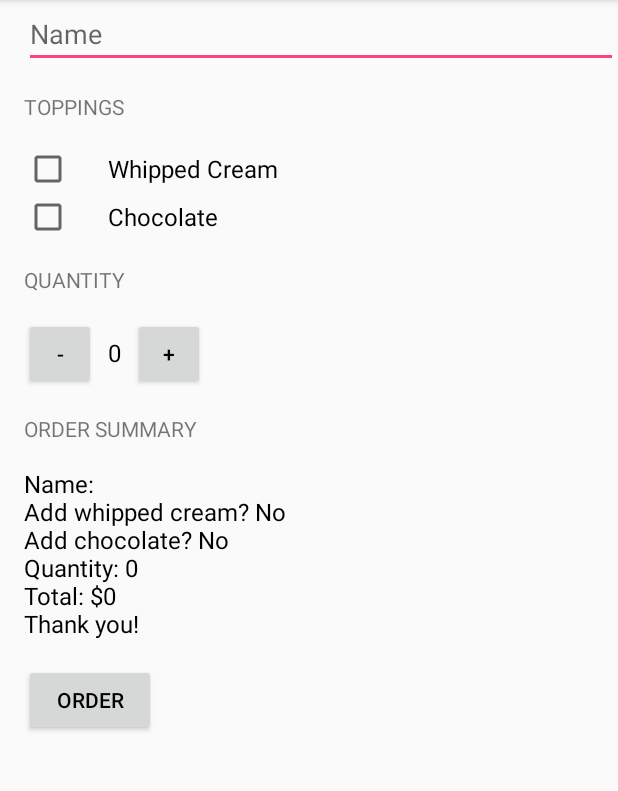
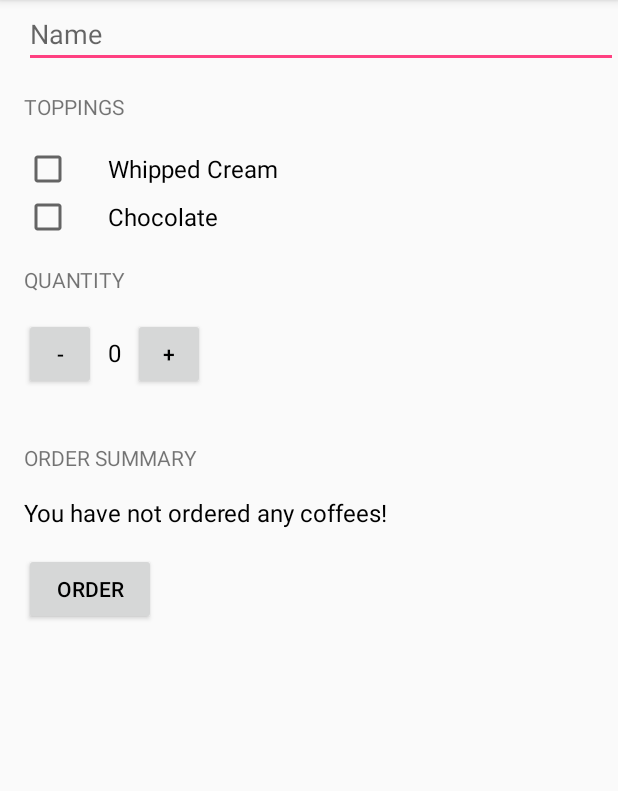
Before and after one commit to rsilverst/justjava-sample, an Android app: the screen it shows after launch (MainActivity), after a tap on "ORDER", on a phone screen of 412 x 824 dp, the part 84-875 px from its top. Run offline under Robolectric (Android 15) with nearby library versions, the phone set to English and light mode, and no system bars.

Commit message:
Added some error checking: Attempt to set quantity below zero Attempt to order no coffees
Added price logic for toppings

```diff
--- a/app/src/main/java/com/example/android/justjava/MainActivity.java
+++ b/app/src/main/java/com/example/android/justjava/MainActivity.java
@@ -37,6 +37,8 @@ public class MainActivity extends AppCompatActivity {
      */
     public void increment(View view) {
         quantity++;
+        TextView errorMessage2 = (TextView) findViewById(R.id.null_order_error);
+        errorMessage2.setVisibility(View.INVISIBLE);
         displayQuantity(quantity);
     }
 
@@ -44,7 +46,9 @@ public class MainActivity extends AppCompatActivity {
      * This method is called when the decrement button is clicked.
      */
     public void decrement(View view) {
-        quantity--;
+        if (quantity > 0) {
+            quantity--;
+        }
         displayQuantity(quantity);
     }
 
@@ -52,29 +56,37 @@ public class MainActivity extends AppCompatActivity {
      * This method is called when the order button is clicked.
      */
     public void submitOrder(View view) {
+        String priceMessage;
         String customerName = getName();
-        int price = calculatePrice();
         CheckBox whippedCreamCheckbox = (CheckBox) findViewById(R.id.whipped_cream);
         boolean hasWhippedCream = whippedCreamCheckbox.isChecked();
         CheckBox chocolateCheckbox = (CheckBox) findViewById(R.id.chocolate);
         boolean hasChocolate = chocolateCheckbox.isChecked();
-        String priceMessage = createOrderSummary(customerName, price, hasWhippedCream, hasChocolate);
+        int price = calculatePrice(hasWhippedCream, hasChocolate);
+        if (quantity > 0) {
+            priceMessage = createOrderSummary(customerName, price, hasWhippedCream, hasChocolate);
+        } else {
+            priceMessage = "You have not ordered any coffees!";
+        }
         displayMessage(priceMessage);
     }
 
     /**
-     *
-     * @param price the price of the coffee
+     * @param price           the price of the coffee
      * @param hasWhippedCream says whether the coffee should have whipped cream or not
-     * @param hasChocolate says whether the coffee should have chocolate or not
+     * @param hasChocolate    says whether the coffee should have chocolate or not
      * @return summary
      */
     private String createOrderSummary(String name, int price, boolean hasWhippedCream, boolean hasChocolate) {
 
         String addWhippedCream = "No";
         String addChocolate = "No";
-        if (hasWhippedCream == true) addWhippedCream = "Yes";
-        if (hasChocolate == true) addChocolate = "Yes";
+        if (hasWhippedCream) {
+            addWhippedCream = "Yes";
+        }
+        if (hasChocolate) {
+            addChocolate = "Yes";
+        }
         String summaryMessage = "Name: " + name;
         summaryMessage += "\nAdd whipped cream? " + addWhippedCream;
         summaryMessage += "\nAdd chocolate? " + addChocolate;
@@ -83,16 +95,24 @@ public class MainActivity extends AppCompatActivity {
         summaryMessage += "\nThank you!";
         return summaryMessage;
     }
+
     /**
-     *
      * @return price
-     *
+     * <p>
      * This method is to calculate the price according to formula price = unitPrice * quantity
-     *
      */
-    private int calculatePrice() {
-        return quantity * unitPrice;
+    private int calculatePrice(boolean hasWhippedCream, boolean hasChocolate) {
+        int totalUnitPrice = unitPrice;
+        if (hasWhippedCream) {
+            totalUnitPrice += 1;
+        }
+        if (hasChocolate) {
+            totalUnitPrice += 2;
+        }
+
+        return quantity * totalUnitPrice;
     }
+
     /**
      * This method displays the given quantity value on the screen.
      */
--- a/app/src/main/res/layout/activity_main.xml
+++ b/app/src/main/res/layout/activity_main.xml
@@ -16,7 +16,8 @@
             android:id="@+id/customer_name"
             android:layout_width="match_parent"
             android:layout_height="wrap_content"
-            android:hint="Name" />
+            android:hint="@string/customer_name_hint"
+            android:inputType="textCapWords" />
 
         <TextView
             android:layout_width="wrap_content"
@@ -84,6 +85,13 @@
         </LinearLayout>
 
         <TextView
+            android:id="@+id/min_coffee_error"
+            android:layout_width="wrap_content"
+            android:layout_height="wrap_content"
+            android:text="You cannot order fewer than zero coffees!"
+            android:visibility="invisible" />
+
+        <TextView
             android:layout_width="wrap_content"
             android:layout_height="wrap_content"
             android:layout_marginTop="16dp"
@@ -108,5 +116,13 @@
             android:textAllCaps="true"
             android:textColor="@android:color/black" />
 
+        <TextView
+            android:id="@+id/null_order_error"
+            android:layout_width="wrap_content"
+            android:layout_height="wrap_content"
+            android:text="You haven't ordered any coffees!!"
+            android:visibility="invisible" />
     </LinearLayout>
+
+
 </ScrollView>
--- a/app/src/main/res/values/strings.xml
+++ b/app/src/main/res/values/strings.xml
@@ -1,4 +1,5 @@
 <resources>
     <string name="app_name">Just Java</string>
     <string name="initial_quantity">0</string>
+    <string name="customer_name_hint">Name</string>
 </resources>
```
